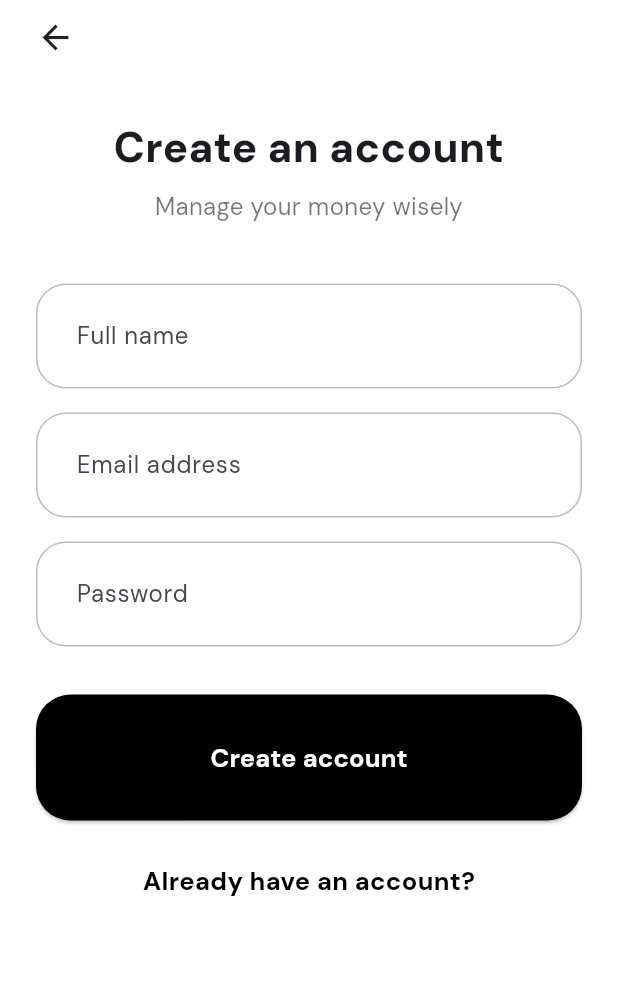
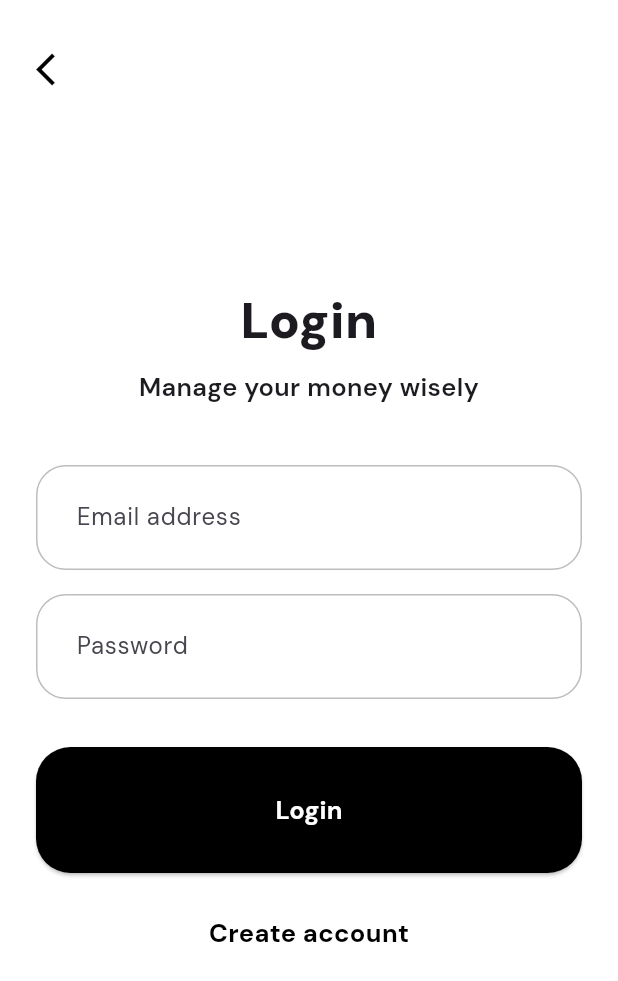
Before and after one commit to Lososel/fintrack-app, a Flutter app: the screen it shows after launch, after a tap on "Login", on a phone screen of 412 x 824 dp. Shown: the top 981 px of the screen. Run offline on Flutter 3.47's test engine with Material 3 defaults, Android fonts, the phone set to English and light mode, and no system bars; our stand-ins replace google_fonts.

Commit message:
feat: add login screen

```diff
--- a/lib/screens/auth/login_screen.dart
+++ b/lib/screens/auth/login_screen.dart
@@ -1,7 +1,9 @@
-import 'package:fintrack_app/components/button/secondary_button.dart';
 import 'package:flutter/material.dart';
 import 'package:fintrack_app/components/button/primary_button.dart';
+import 'package:fintrack_app/components/button/secondary_button.dart';
 import 'package:fintrack_app/components/fields/input_field.dart';
+import 'package:fintrack_app/components/arrow/back_arrow.dart';
+import 'package:fintrack_app/screens/auth/signup_screen.dart';
 
 class LoginScreen extends StatelessWidget {
   const LoginScreen({super.key});
@@ -16,59 +18,59 @@ class LoginScreen extends StatelessWidget {
           child: Column(
             crossAxisAlignment: CrossAxisAlignment.start,
             children: [
+              const BackArrow(),
+              const SizedBox(height: 130),
 
-              Padding(
-                padding: const EdgeInsets.only(top: 12, bottom: 40),
-                child: GestureDetector(
-                  onTap: () => Navigator.pop(context),
-                  child: const Icon(Icons.arrow_back, size: 26),
+              Align(
+                alignment: Alignment.topCenter,
+                child: Padding(
+                  padding: const EdgeInsets.symmetric(horizontal: 0),
+
+                  child: Column(
+                    mainAxisSize: MainAxisSize.min,
+                    children: [
+                      const Text(
+                        "Login",
+                        textAlign: TextAlign.center,
+                        style: TextStyle(
+                          fontSize: 34,
+                          fontWeight: FontWeight.w900,
                         ),
                       ),
-
-
-              const Center(
-                child: Column(
-                  children: [
-                    Text(
-                      "Create an account",
+                      const SizedBox(height: 8),
+                      const Text(
+                        "Manage your money wisely",
                         textAlign: TextAlign.center,
                         style: TextStyle(
-                        fontSize: 28,
-                        fontWeight: FontWeight.w800,
+                          fontSize: 17,
+                          fontWeight: FontWeight.w600,
                         ),
                       ),
-                    SizedBox(height: 8),
-                    Text(
-                      "Manage your money wisely",
-                      textAlign: TextAlign.center,
-                      style: TextStyle(fontSize: 16, color: Colors.black54),
+                      const SizedBox(height: 40),
+
+                      InputField(hint: "Email address"),
+                      const SizedBox(height: 16),
+
+                      InputField(hint: "Password", isPassword: true),
+                      const SizedBox(height: 32),
+
+                      PrimaryButton(label: "Login", onPressed: () {}),
+
+                      const SizedBox(height: 28),
+
+                      SecondaryButton(
+                        label: "Create account",
+                        onPressed: () {
+                          Navigator.push(
+                            context,
+                            MaterialPageRoute(
+                              builder: (context) => const CreateAccountScreen(),
+                            ),
+                          );
+                        },
                       ),
                     ],
                   ),
-              ),
-
-              const SizedBox(height: 40),
-
-
-              InputField(hint: "Full name"),
-              const SizedBox(height: 16),
-              InputField(hint: "Email address"),
-              const SizedBox(height: 16),
-              InputField(hint: "Password", isPassword: true),
-              const SizedBox(height: 32),
-
-
-              Center(
-                child: PrimaryButton(label: "Create account", onPressed: () {}),
-              ),
-
-              const SizedBox(height: 28),
-
-
-              Center(
-                child: SecondaryButton(
-                  label: "Already have an account?",
-                  onPressed: () {},
                 ),
               ),
             ],
--- a/lib/screens/auth/signup_screen.dart
+++ b/lib/screens/auth/signup_screen.dart
@@ -3,6 +3,7 @@ import 'package:fintrack_app/components/button/primary_button.dart';
 import 'package:fintrack_app/components/button/secondary_button.dart';
 import 'package:fintrack_app/components/fields/input_field.dart';
 import 'package:fintrack_app/components/arrow/back_arrow.dart';
+import 'package:fintrack_app/screens/auth/login_screen.dart';
 
 class CreateAccountScreen extends StatelessWidget {
   const CreateAccountScreen({super.key});
@@ -18,17 +19,17 @@ class CreateAccountScreen extends StatelessWidget {
             crossAxisAlignment: CrossAxisAlignment.start,
             children: [
               const BackArrow(),
-              const SizedBox(height: 80),
+              const SizedBox(height: 90),
 
               Align(
                 alignment: Alignment.topCenter,
                 child: Padding(
                   padding: const EdgeInsets.symmetric(horizontal: 0),
 
-                    child: Column(
-                      mainAxisSize: MainAxisSize.min,
-                      children: [
-                        const Text(
+                  child: Column(
+                    mainAxisSize: MainAxisSize.min,
+                    children: [
+                      const Text(
                         "Create an account",
                         textAlign: TextAlign.center,
                         style: TextStyle(
@@ -62,13 +63,19 @@ class CreateAccountScreen extends StatelessWidget {
 
                       SecondaryButton(
                         label: "Already have an account?",
-                        onPressed: () {},
+                        onPressed: () {
+                          Navigator.push(
+                              context,
+                              MaterialPageRoute(
+                                builder: (context) => const LoginScreen(),
+                              ),
+                            );
+                        },
                       ),
                     ],
                   ),
                 ),
               ),
-
             ],
           ),
         ),
```
Lines whose indentation alone changed are shown as unchanged.
